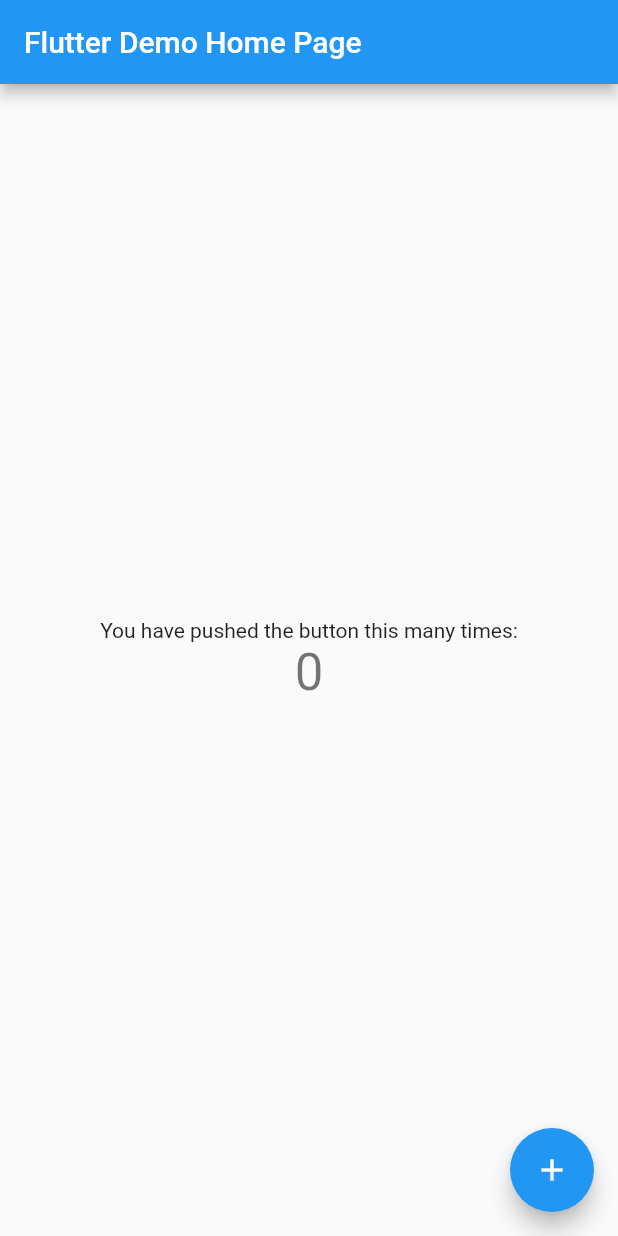
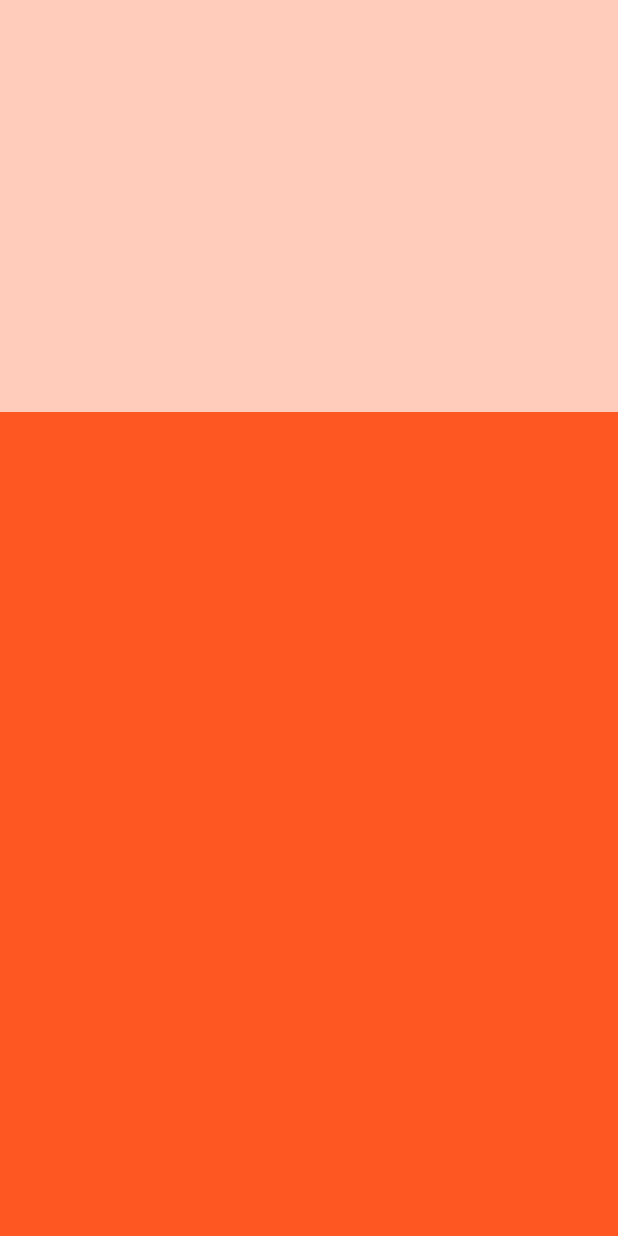
Before and after one commit to aayushkoirala/calculator, a Flutter app: the screen it shows after launch, on a phone screen of 412 x 824 dp. Run offline on Flutter 3.47's test engine with Material 2 defaults, Android fonts, the phone set to English and light mode, and no system bars.

Commit message:
home color

```diff
--- a/lib/main.dart
+++ b/lib/main.dart
@@ -9,105 +9,33 @@ class MyApp extends StatelessWidget {
   @override
   Widget build(BuildContext context) {
     return MaterialApp(
-      title: 'Flutter Demo',
-      theme: ThemeData(
-        // This is the theme of your application.
-        //
-        // Try running your application with "flutter run". You'll see the
-        // application has a blue toolbar. Then, without quitting the app, try
-        // changing the primarySwatch below to Colors.green and then invoke
-        // "hot reload" (press "r" in the console where you ran "flutter run",
-        // or simply save your changes to "hot reload" in a Flutter IDE).
-        // Notice that the counter didn't reset back to zero; the application
-        // is not restarted.
-        primarySwatch: Colors.blue,
-      ),
-      home: MyHomePage(title: 'Flutter Demo Home Page'),
+      debugShowCheckedModeBanner:  false,
+      home: HomePage(),
     );
   }
 }
 
-class MyHomePage extends StatefulWidget {
-  MyHomePage({Key? key, required this.title}) : super(key: key);
-
-  // This widget is the home page of your application. It is stateful, meaning
-  // that it has a State object (defined below) that contains fields that affect
-  // how it looks.
-
-  // This class is the configuration for the state. It holds the values (in this
-  // case the title) provided by the parent (in this case the App widget) and
-  // used by the build method of the State. Fields in a Widget subclass are
-  // always marked "final".
-
-  final String title;
-
+class HomePage extends StatefulWidget {
   @override
-  _MyHomePageState createState() => _MyHomePageState();
+  _HomePageState createState() => _HomePageState();
 }
 
-class _MyHomePageState extends State<MyHomePage> {
-  int _counter = 0;
-
-  void _incrementCounter() {
-    setState(() {
-      // This call to setState tells the Flutter framework that something has
-      // changed in this State, which causes it to rerun the build method below
-      // so that the display can reflect the updated values. If we changed
-      // _counter without calling setState(), then the build method would not be
-      // called again, and so nothing would appear to happen.
-      _counter++;
-    });
-  }
-
+class _HomePageState extends State<HomePage> {
   @override
-  Widget build(BuildContext context) {
-    // This method is rerun every time setState is called, for instance as done
-    // by the _incrementCounter method above.
-    //
-    // The Flutter framework has been optimized to make rerunning build methods
-    // fast, so that you can just rebuild anything that needs updating rather
-    // than having to individually change instances of widgets.
+  Widget build(BuildContext context){
     return Scaffold(
-      appBar: AppBar(
-        // Here we take the value from the MyHomePage object that was created by
-        // the App.build method, and use it to set our appbar title.
-        title: Text(widget.title),
-      ),
-      body: Center(
-        // Center is a layout widget. It takes a single child and positions it
-        // in the middle of the parent.
-        child: Column(
-          // Column is also a layout widget. It takes a list of children and
-          // arranges them vertically. By default, it sizes itself to fit its
-          // children horizontally, and tries to be as tall as its parent.
-          //
-          // Invoke "debug painting" (press "p" in the console, choose the
-          // "Toggle Debug Paint" action from the Flutter Inspector in Android
-          // Studio, or the "Toggle Debug Paint" command in Visual Studio Code)
-          // to see the wireframe for each widget.
-          //
-          // Column has various properties to control how it sizes itself and
-          // how it positions its children. Here we use mainAxisAlignment to
-          // center the children vertically; the main axis here is the vertical
-          // axis because Columns are vertical (the cross axis would be
-          // horizontal).
-          mainAxisAlignment: MainAxisAlignment.center,
-          children: <Widget>[
-            Text(
-              'You have pushed the button this many times:',
-            ),
-            Text(
-              '$_counter',
-              style: Theme.of(context).textTheme.headline4,
-            ),
-          ],
-        ),
-      ),
-      floatingActionButton: FloatingActionButton(
-        onPressed: _incrementCounter,
-        tooltip: 'Increment',
-        child: Icon(Icons.add),
-      ), // This trailing comma makes auto-formatting nicer for build methods.
+      backgroundColor: Colors.deepOrange[100],
+      body: Column(
+        children: <Widget>[
+          Expanded(
+            child: Container(),
+          ),
+          Expanded(
+            flex: 2,
+            child: Container(color: Colors.deepOrange,),
+          ),
+        ],
+      )
     );
   }
 }
```
